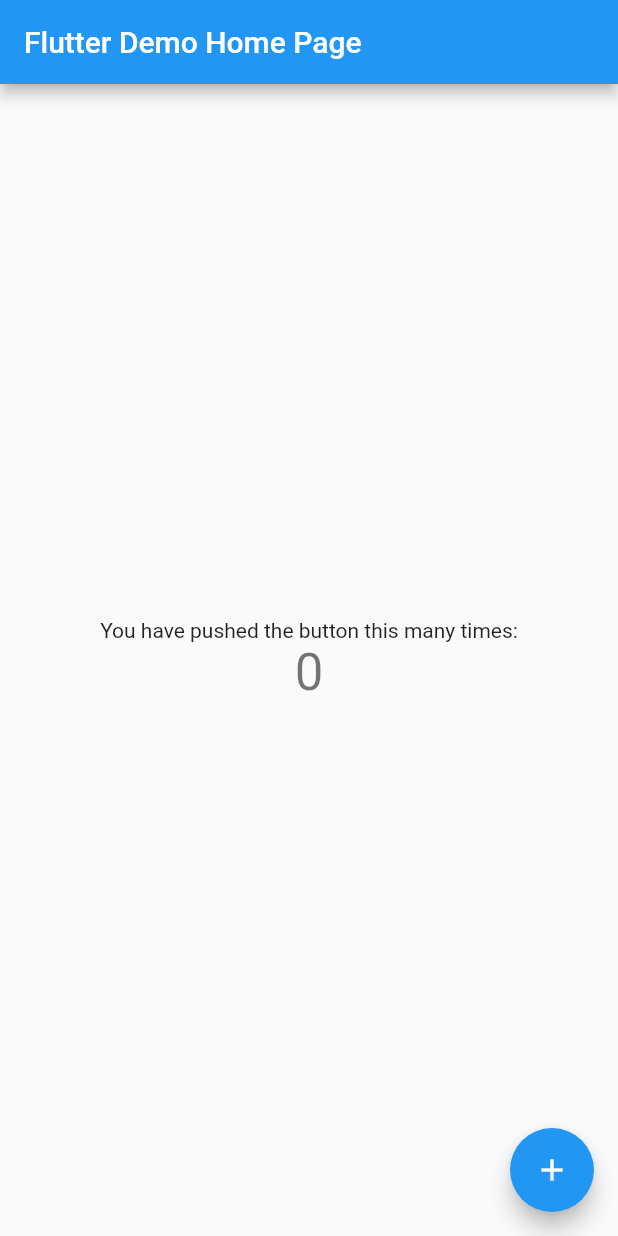
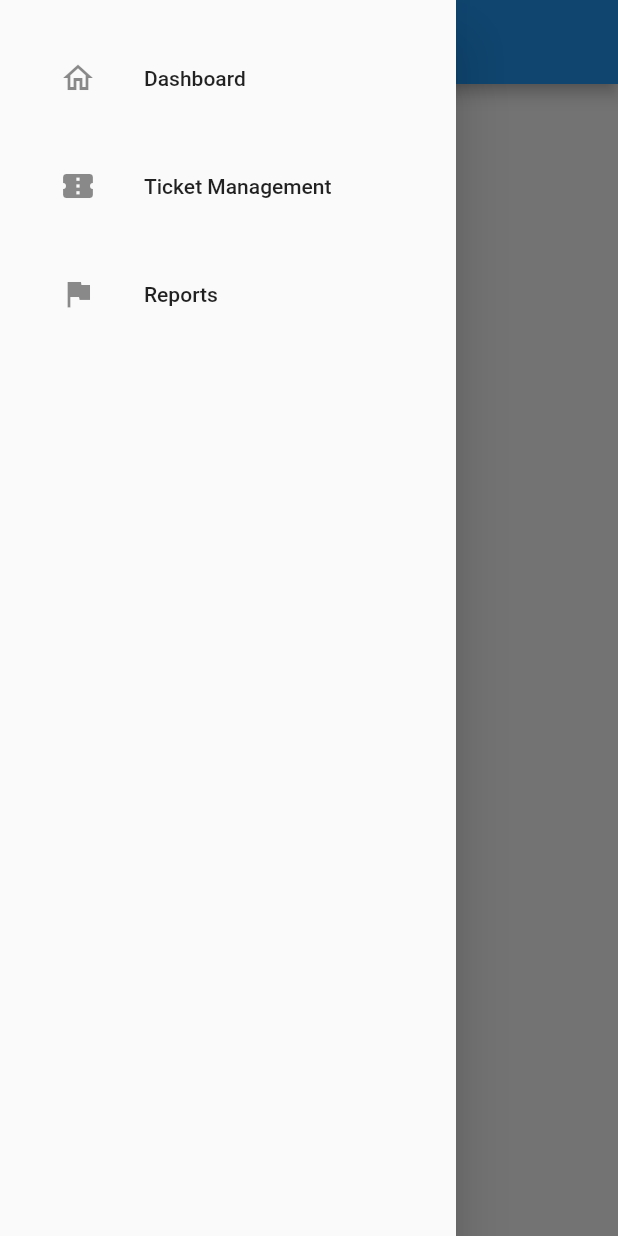
Before and after one commit to martinericksonn/Service_Charge_App_Group9, a Flutter app: the screen it shows after launch, with the side drawer open (before the commit the screen has no drawer), on a phone screen of 412 x 824 dp. Run offline on Flutter 3.47's test engine with Material 2 defaults, Android fonts, the phone set to English and light mode, and no system bars; missing offline and left inert: dart:html.

Commit message:
Sidebar Flutter

```diff
--- /dev/null
+++ b/Frontend/service_charge_app_ver2/lib/home.dart
@@ -0,0 +1,21 @@
+import 'dart:html';
+
+import 'package:flutter/cupertino.dart';
+import 'package:flutter/material.dart';
+
+import 'navDrawer.dart';
+
+class HomePage extends StatelessWidget{
+  const HomePage ({Key? key}) : super(key: key);
+
+  @override
+  Widget build(BuildContext context) {
+    return Scaffold(
+      appBar: AppBar(
+        title: const Text ('Dashboard'),
+        backgroundColor: Colors.blue,
+      ),
+      drawer: const NavigationDrawer(),
+    );
+  }
+}
--- a/Frontend/service_charge_app_ver2/lib/main.dart
+++ b/Frontend/service_charge_app_ver2/lib/main.dart
@@ -1,4 +1,5 @@
 import 'package:flutter/material.dart';
+import 'package:service_charge_app_ver2/home.dart';
 
 void main() {
   runApp(const MyApp());
@@ -7,109 +8,11 @@ void main() {
 class MyApp extends StatelessWidget {
   const MyApp({Key? key}) : super(key: key);
 
-  // This widget is the root of your application.
   @override
   Widget build(BuildContext context) {
-    return MaterialApp(
-      title: 'Flutter Demo',
-      theme: ThemeData(
-        // This is the theme of your application.
-        //
-        // Try running your application with "flutter run". You'll see the
-        // application has a blue toolbar. Then, without quitting the app, try
-        // changing the primarySwatch below to Colors.green and then invoke
-        // "hot reload" (press "r" in the console where you ran "flutter run",
-        // or simply save your changes to "hot reload" in a Flutter IDE).
-        // Notice that the counter didn't reset back to zero; the application
-        // is not restarted.
-        primarySwatch: Colors.blue,
-      ),
-      home: const MyHomePage(title: 'Flutter Demo Home Page'),
+    return const MaterialApp(
+      debugShowCheckedModeBanner: false,
+      home: HomePage(),
     );
   }
 }
-
-class MyHomePage extends StatefulWidget {
-  const MyHomePage({Key? key, required this.title}) : super(key: key);
-
-  // This widget is the home page of your application. It is stateful, meaning
-  // that it has a State object (defined below) that contains fields that affect
-  // how it looks.
-
-  // This class is the configuration for the state. It holds the values (in this
-  // case the title) provided by the parent (in this case the App widget) and
-  // used by the build method of the State. Fields in a Widget subclass are
-  // always marked "final".
-
-  final String title;
-
-  @override
-  State<MyHomePage> createState() => _MyHomePageState();
-}
-
-class _MyHomePageState extends State<MyHomePage> {
-  int _counter = 0;
-
-  void _incrementCounter() {
-    setState(() {
-      // This call to setState tells the Flutter framework that something has
-      // changed in this State, which causes it to rerun the build method below
-      // so that the display can reflect the updated values. If we changed
-      // _counter without calling setState(), then the build method would not be
-      // called again, and so nothing would appear to happen.
-      _counter++;
-    });
-  }
-
-  @override
-  Widget build(BuildContext context) {
-    // This method is rerun every time setState is called, for instance as done
-    // by the _incrementCounter method above.
-    //
-    // The Flutter framework has been optimized to make rerunning build methods
-    // fast, so that you can just rebuild anything that needs updating rather
-    // than having to individually change instances of widgets.
-    return Scaffold(
-      appBar: AppBar(
-        // Here we take the value from the MyHomePage object that was created by
-        // the App.build method, and use it to set our appbar title.
-        title: Text(widget.title),
-      ),
-      body: Center(
-        // Center is a layout widget. It takes a single child and positions it
-        // in the middle of the parent.
-        child: Column(
-          // Column is also a layout widget. It takes a list of children and
-          // arranges them vertically. By default, it sizes itself to fit its
-          // children horizontally, and tries to be as tall as its parent.
-          //
-          // Invoke "debug painting" (press "p" in the console, choose the
-          // "Toggle Debug Paint" action from the Flutter Inspector in Android
-          // Studio, or the "Toggle Debug Paint" command in Visual Studio Code)
-          // to see the wireframe for each widget.
-          //
-          // Column has various properties to control how it sizes itself and
-          // how it positions its children. Here we use mainAxisAlignment to
-          // center the children vertically; the main axis here is the vertical
-          // axis because Columns are vertical (the cross axis would be
-          // horizontal).
-          mainAxisAlignment: MainAxisAlignment.center,
-          children: <Widget>[
-            const Text(
-              'You have pushed the button this many times:',
-            ),
-            Text(
-              '$_counter',
-              style: Theme.of(context).textTheme.headline4,
-            ),
-          ],
-        ),
-      ),
-      floatingActionButton: FloatingActionButton(
-        onPressed: _incrementCounter,
-        tooltip: 'Increment',
-        child: const Icon(Icons.add),
-      ), // This trailing comma makes auto-formatting nicer for build methods.
-    );
-  }
-}
--- /dev/null
+++ b/Frontend/service_charge_app_ver2/lib/navDrawer.dart
@@ -0,0 +1,65 @@
+import 'package:flutter/cupertino.dart';
+import 'package:flutter/material.dart';
+import 'package:service_charge_app_ver2/home.dart';
+import 'package:service_charge_app_ver2/reports.dart';
+import 'package:service_charge_app_ver2/tixManagement.dart';
+
+class NavigationDrawer extends StatelessWidget{
+  const NavigationDrawer({Key? key}) : super(key:key);
+
+  @override
+  Widget build(BuildContext context) {
+    return Drawer(
+      child: SingleChildScrollView(
+        child:Column(
+          crossAxisAlignment: CrossAxisAlignment.stretch,
+          children: <Widget>[
+            buildHeader(context),
+            buildMenuItems(context),
+          ],))
+    );
+  }
+
+  buildHeader(BuildContext context) {
+    return Container(
+
+    );
+
+  }
+
+  buildMenuItems(BuildContext context) {
+    return Container(
+      padding: const EdgeInsets.all(24),
+      child: Wrap(
+        runSpacing: 16,
+        children: [
+          ListTile(
+            leading: const Icon(Icons.home_outlined),
+            title: const Text('Dashboard'),
+            onTap: (){
+              Navigator.of(context).pushReplacement(MaterialPageRoute(
+              builder: (context) => const HomePage()));
+            },
+          ),
+          ListTile(
+            leading: const Icon(Icons.confirmation_number),
+            title: const Text('Ticket Management'),
+            onTap: (){
+              Navigator.of(context).pushReplacement(MaterialPageRoute(
+              builder: (context) => const TicketManagement()));
+            },
+          ),
+          ListTile(
+            leading: const Icon(Icons.flag),
+            title: const Text('Reports'),
+            onTap: (){
+              Navigator.of(context).pushReplacement(MaterialPageRoute(
+              builder: (context) => const Reports()));
+            },
+          ),
+        ],
+        ),
+    );
+
+  }
+}
--- /dev/null
+++ b/Frontend/service_charge_app_ver2/lib/reports.dart
@@ -0,0 +1,21 @@
+import 'dart:html';
+
+import 'package:flutter/cupertino.dart';
+import 'package:flutter/material.dart';
+
+import 'navDrawer.dart';
+
+class Reports extends StatelessWidget{
+  const Reports ({Key? key}) : super(key: key);
+
+  @override
+  Widget build(BuildContext context) {
+    return Scaffold(
+      appBar: AppBar(
+        title: const Text ('Reports'),
+        backgroundColor: Colors.blue,
+      ),
+      drawer: const NavigationDrawer(),
+    );
+  }
+}
```
Also changed, not shown: Frontend/service_charge_app_ver2/lib/tixManagement.dart (added, +21 -0 lines).
